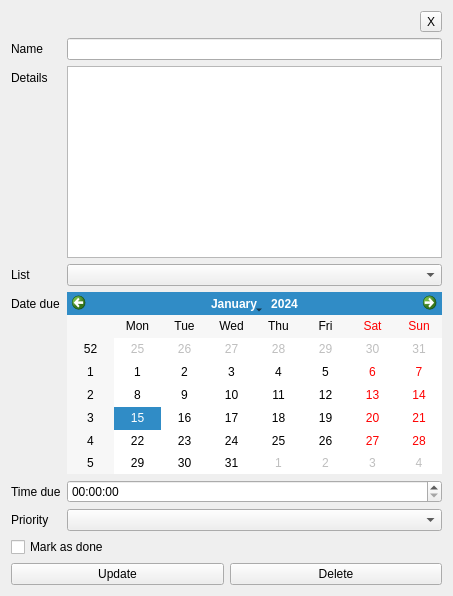
The window that Presentation/TasksWidgets/ViewTaskWidget.ui (TarcaAndrei/NotesApp) describes before a commit, drawn with Qt 5.
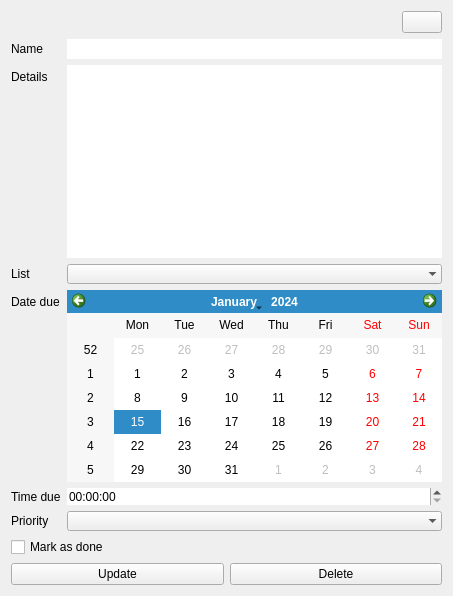
The same window after the commit.

```diff
--- a/Presentation/TasksWidgets/ViewTaskWidget.ui
+++ b/Presentation/TasksWidgets/ViewTaskWidget.ui
@@ -44,7 +44,11 @@
         </widget>
        </item>
        <item row="0" column="1">
-        <widget class="QLineEdit" name="nameEdit"/>
+        <widget class="QLineEdit" name="nameEdit">
+         <property name="frame">
+          <bool>false</bool>
+         </property>
+        </widget>
        </item>
        <item row="1" column="0">
         <widget class="QLabel" name="label_2">
@@ -54,7 +58,14 @@
         </widget>
        </item>
        <item row="1" column="1">
-        <widget class="QTextEdit" name="detailsEdit"/>
+        <widget class="QTextEdit" name="detailsEdit">
+         <property name="frameShape">
+          <enum>QFrame::NoFrame</enum>
+         </property>
+         <property name="frameShadow">
+          <enum>QFrame::Plain</enum>
+         </property>
+        </widget>
        </item>
        <item row="2" column="0">
         <widget class="QLabel" name="label_3">
@@ -64,7 +75,11 @@
         </widget>
        </item>
        <item row="2" column="1">
-        <widget class="QComboBox" name="listCombo"/>
+        <widget class="QComboBox" name="listCombo">
+         <property name="frame">
+          <bool>false</bool>
+         </property>
+        </widget>
        </item>
        <item row="3" column="0">
         <widget class="QLabel" name="label_4">
@@ -84,7 +99,11 @@
         </widget>
        </item>
        <item row="4" column="1">
-        <widget class="QTimeEdit" name="timeEdit"/>
+        <widget class="QTimeEdit" name="timeEdit">
+         <property name="frame">
+          <bool>false</bool>
+         </property>
+        </widget>
        </item>
        <item row="5" column="0">
         <widget class="QLabel" name="label_6">
@@ -94,7 +113,11 @@
         </widget>
        </item>
        <item row="5" column="1">
-        <widget class="QComboBox" name="priorityCombo"/>
+        <widget class="QComboBox" name="priorityCombo">
+         <property name="frame">
+          <bool>false</bool>
+         </property>
+        </widget>
        </item>
       </layout>
      </item>
@@ -107,16 +130,10 @@
      </item>
     </layout>
    </item>
-   <item row="0" column="0" alignment="Qt::AlignRight|Qt::AlignBottom">
-    <widget class="QToolButton" name="toolButton">
+   <item row="0" column="0" alignment="Qt::AlignRight">
+    <widget class="QPushButton" name="toolButton">
      <property name="text">
-      <string>X</string>
-     </property>
-     <property name="iconSize">
-      <size>
-       <width>16</width>
-       <height>16</height>
-      </size>
+      <string/>
      </property>
     </widget>
    </item>
```
